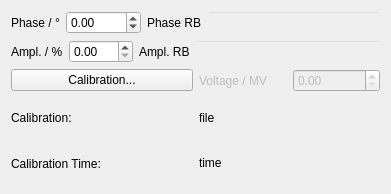
Old version of the form esme/gui/ui/tds.ui in the repository st-walker/esme.
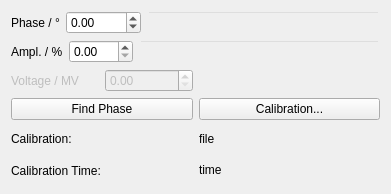
New version of the form.

```diff
--- a/esme/gui/ui/tds.ui
+++ b/esme/gui/ui/tds.ui
@@ -60,13 +60,6 @@
      </item>
      <item>
       <layout class="QHBoxLayout" name="horizontalLayout_4">
-       <item>
-        <widget class="QLabel" name="phase_rb_label">
-         <property name="text">
-          <string>Phase RB</string>
-         </property>
-        </widget>
-       </item>
        <item>
         <widget class="QLineEdit" name="tds_phase_readback_line">
          <property name="styleSheet">
@@ -87,12 +80,32 @@
      </item>
     </layout>
    </item>
-   <item row="2" column="0">
-    <widget class="QPushButton" name="tds_calibration_pushbutton">
-     <property name="text">
-      <string>Calibration...</string>
-     </property>
-    </widget>
+   <item row="5" column="0" colspan="2">
+    <layout class="QHBoxLayout" name="horizontalLayout_10">
+     <item>
+      <widget class="QLabel" name="calibration_label">
+       <property name="text">
+        <string>Calibration:</string>
+       </property>
+       <property name="scaledContents">
+        <bool>false</bool>
+       </property>
+       <property name="textInteractionFlags">
+        <set>Qt::LinksAccessibleByMouse|Qt::TextSelectableByMouse</set>
+       </property>
+      </widget>
+     </item>
+     <item>
+      <widget class="QLabel" name="calibration_file_path_label">
+       <property name="text">
+        <string>file</string>
+       </property>
+       <property name="textInteractionFlags">
+        <set>Qt::LinksAccessibleByMouse|Qt::TextSelectableByMouse</set>
+       </property>
+      </widget>
+     </item>
+    </layout>
    </item>
    <item row="1" column="0" colspan="2">
     <layout class="QHBoxLayout" name="horizontalLayout_9">
@@ -116,13 +129,6 @@
      </item>
      <item>
       <layout class="QHBoxLayout" name="horizontalLayout_5">
-       <item>
-        <widget class="QLabel" name="amplitude_rb_label">
-         <property name="text">
-          <string>Ampl. RB</string>
-         </property>
-        </widget>
-       </item>
        <item>
         <widget class="QLineEdit" name="tds_amplitude_readback_line">
          <property name="styleSheet">
@@ -140,55 +146,14 @@
      </item>
     </layout>
    </item>
-   <item row="3" column="0" colspan="2">
-    <layout class="QHBoxLayout" name="horizontalLayout_10">
-     <item>
-      <widget class="QLabel" name="calibration_label">
-       <property name="text">
-        <string>Calibration:</string>
-       </property>
-       <property name="scaledContents">
-        <bool>false</bool>
-       </property>
-       <property name="textInteractionFlags">
-        <set>Qt::LinksAccessibleByMouse|Qt::TextSelectableByMouse</set>
-       </property>
-      </widget>
-     </item>
-     <item>
-      <widget class="QLabel" name="calibration_file_path_label">
-       <property name="text">
-        <string>file</string>
-       </property>
-       <property name="textInteractionFlags">
-        <set>Qt::LinksAccessibleByMouse|Qt::TextSelectableByMouse</set>
-       </property>
-      </widget>
-     </item>
-    </layout>
+   <item row="4" column="0">
+    <widget class="QPushButton" name="pushButton">
+     <property name="text">
+      <string>Find Phase</string>
+     </property>
+    </widget>
    </item>
-   <item row="2" column="1">
-    <layout class="QHBoxLayout" name="horizontalLayout">
-     <item>
-      <widget class="QLabel" name="voltage_label">
-       <property name="enabled">
-        <bool>false</bool>
-       </property>
-       <property name="text">
-        <string>Voltage / MV</string>
-       </property>
-      </widget>
-     </item>
-     <item>
-      <widget class="QDoubleSpinBox" name="tds_voltage_spinbox">
-       <property name="enabled">
-        <bool>false</bool>
-       </property>
-      </widget>
-     </item>
-    </layout>
-   </item>
-   <item row="4" column="0" colspan="2">
+   <item row="6" column="0" colspan="2">
     <layout class="QHBoxLayout" name="horizontalLayout_7">
      <item>
       <widget class="QLabel" name="calibration_time_label">
@@ -209,6 +174,34 @@
      </item>
     </layout>
    </item>
+   <item row="4" column="1">
+    <widget class="QPushButton" name="tds_calibration_pushbutton">
+     <property name="text">
+      <string>Calibration...</string>
+     </property>
+    </widget>
+   </item>
+   <item row="2" column="0">
+    <layout class="QHBoxLayout" name="horizontalLayout">
+     <item>
+      <widget class="QLabel" name="voltage_label">
+       <property name="enabled">
+        <bool>false</bool>
+       </property>
+       <property name="text">
+        <string>Voltage / MV</string>
+       </property>
+      </widget>
+     </item>
+     <item>
+      <widget class="QDoubleSpinBox" name="tds_voltage_spinbox">
+       <property name="enabled">
+        <bool>false</bool>
+       </property>
+      </widget>
+     </item>
+    </layout>
+   </item>
   </layout>
  </widget>
  <resources/>
```
